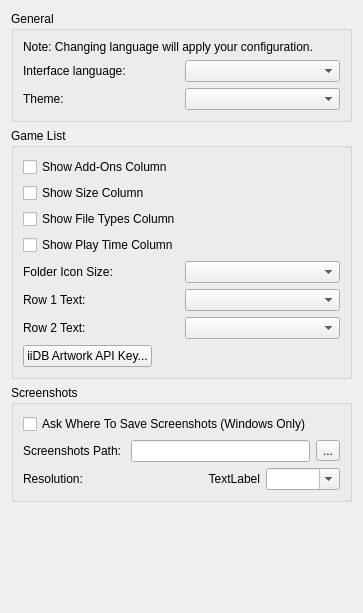
Before: the Qt Designer form src/lichii/configuration/configure_ui.ui in atmanli/Lichii, drawn with Qt 5.
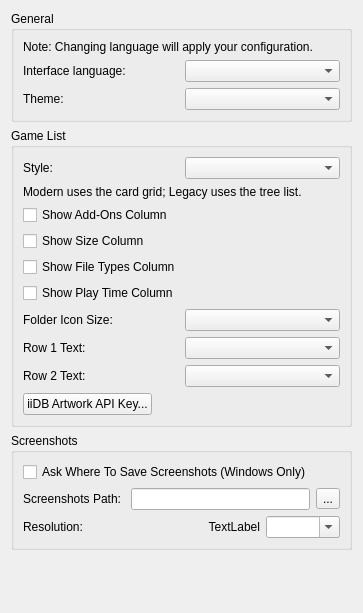
After: the same form once the commit is applied.

Commit message:
qt: modernize game library, first-run setup, and loading screens
Add the Modern theme, artwork-rich game library with folder navigation and search, a first-run setup wizard, themed loading and closing screens, and the required Qt SVG and packaging updates.

Diff of the .ui file:
```diff
--- a/src/lichii/configuration/configure_ui.ui
+++ b/src/lichii/configuration/configure_ui.ui
@@ -76,6 +76,30 @@
      <layout class="QHBoxLayout" name="GameListHorizontalLayout">
       <item>
        <layout class="QVBoxLayout" name="GeneralVerticalLayout">
+        <item>
+         <layout class="QHBoxLayout" name="game_library_style_layout">
+          <item>
+           <widget class="QLabel" name="game_library_style_label">
+            <property name="text">
+             <string>Style:</string>
+            </property>
+           </widget>
+          </item>
+          <item>
+           <widget class="QComboBox" name="game_library_style_combobox"/>
+          </item>
+         </layout>
+        </item>
+        <item>
+         <widget class="QLabel" name="game_library_style_note">
+          <property name="text">
+           <string>Modern uses the card grid; Legacy uses the tree list.</string>
+          </property>
+          <property name="wordWrap">
+           <bool>true</bool>
+          </property>
+         </widget>
+        </item>
         <item>
          <widget class="QCheckBox" name="show_add_ons">
           <property name="text">
```
The commit also changes 53 other files.
